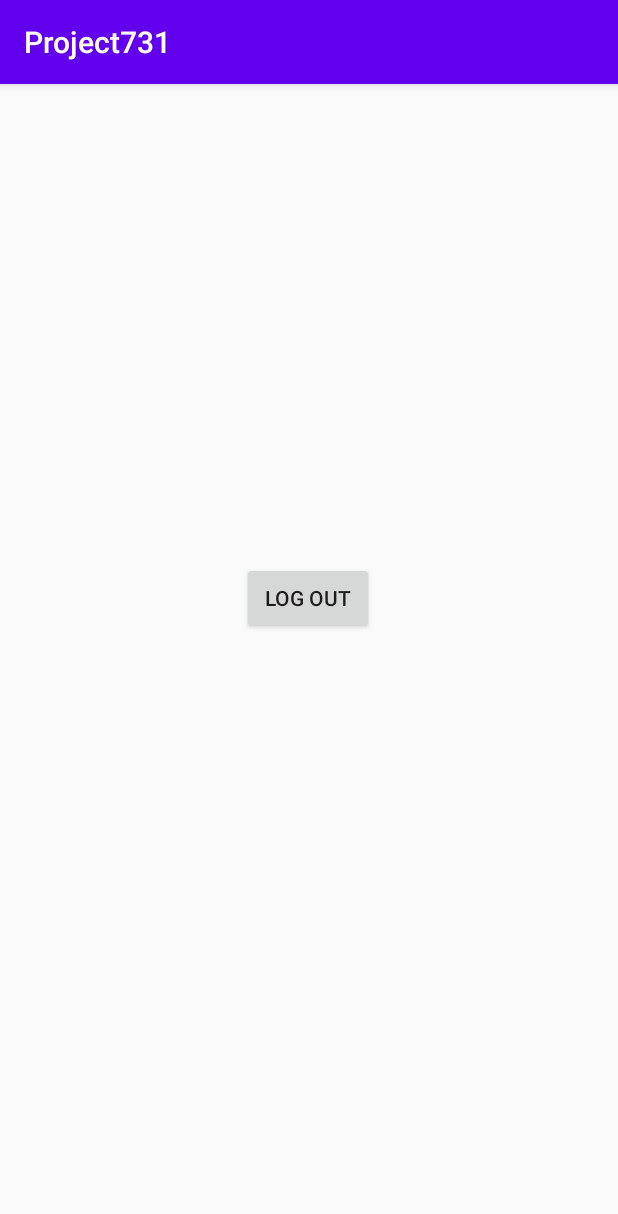
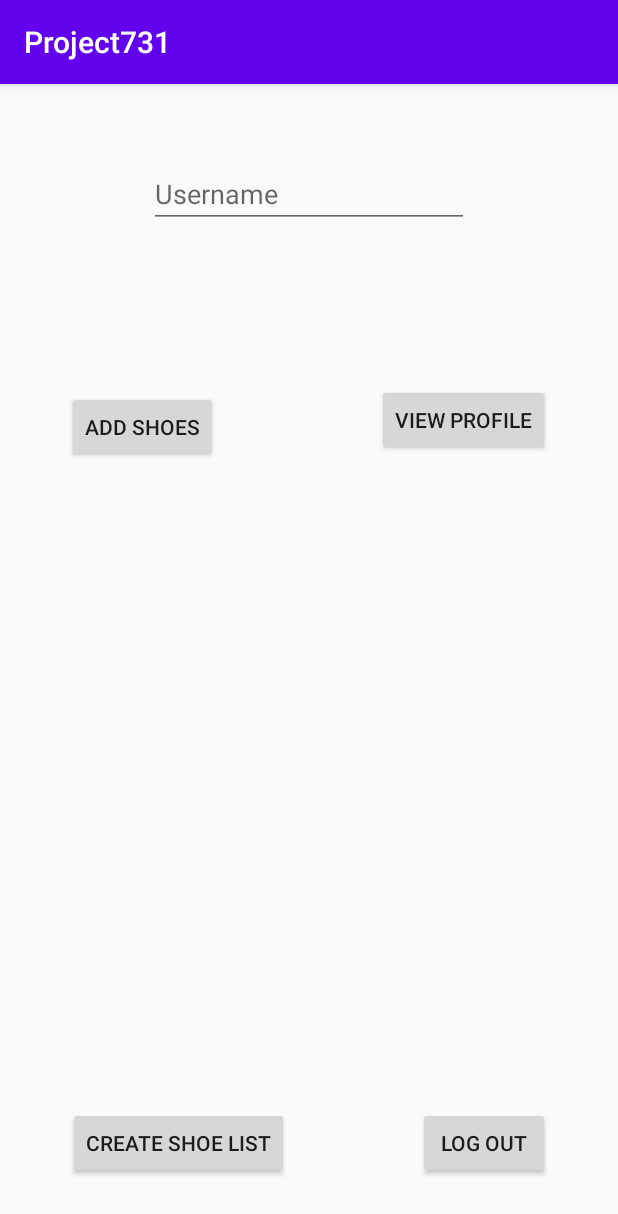
Before and after one commit to carlsondultra/CPS731Project, an Android app: the FirebaseMainActivity screen opened directly, with no data from a screen before it, on a phone screen of 412 x 824 dp. Shown: the top 1214 px of the screen. Run offline under Robolectric (Android 15) with nearby library versions, the light colour scheme and no system bars; our stand-ins replace Firebase (no records; nobody signed in at launch, a user with empty details on screens opened directly).

Commit message:
Added shoe list creation button and display list with profile being the email

```diff
--- a/app/src/main/java/com/example/project731/FirebaseLoginActivity.java
+++ b/app/src/main/java/com/example/project731/FirebaseLoginActivity.java
@@ -17,6 +17,7 @@ import com.google.firebase.auth.FirebaseAuth;
 
 public class FirebaseLoginActivity extends AppCompatActivity {
 
+    public static String user;
     private EditText email;
     private EditText password;
     private Button login;
@@ -41,6 +42,7 @@ public class FirebaseLoginActivity extends AppCompatActivity {
                 String txt_password = password.getText().toString();
                 try {
                     loginUser(txt_email, txt_password);
+                    user=txt_email;
                 }catch(Exception e){
                     Toast.makeText(FirebaseLoginActivity.this, "Please enter both email and password.", Toast.LENGTH_SHORT).show();
                 }
--- a/app/src/main/java/com/example/project731/FirebaseMainActivity.java
+++ b/app/src/main/java/com/example/project731/FirebaseMainActivity.java
@@ -5,14 +5,23 @@ import androidx.appcompat.app.AppCompatActivity;
 import android.content.Intent;
 import android.os.Bundle;
 import android.view.View;
+import android.widget.ArrayAdapter;
 import android.widget.Button;
+import android.widget.ListView;
+import android.widget.TextView;
 import android.widget.Toast;
 
 import com.google.firebase.auth.FirebaseAuth;
 
+import java.util.List;
+
 public class FirebaseMainActivity extends AppCompatActivity {
 
-    private Button logout;
+    private Button logout, createShoeList, viewShoeList, viewProfile;
+    ShoeDatabaseHelper sHelper;
+    ArrayAdapter shoe_listAdapt;
+    ListView shoe_list;
+    TextView select_user;
 
     @Override
     protected void onCreate(Bundle savedInstanceState) {
@@ -20,7 +29,14 @@ public class FirebaseMainActivity extends AppCompatActivity {
         setContentView(R.layout.activity_firebase_main);
 
         logout = findViewById(R.id.logout);
-
+        select_user =(TextView) findViewById(R.id.profile_name2);
+        shoe_list = findViewById(R.id.shoe_list);
+        createShoeList = findViewById(R.id.shoeListCreate);
+        viewShoeList = findViewById(R.id.add_list2);
+        viewProfile = findViewById(R.id.user_profile2);
+        select_user.setText(FirebaseLoginActivity.user);
+        select_user.setFocusable(false);
+        //button clicks
         logout.setOnClickListener(new View.OnClickListener() {
             @Override
             public void onClick(View view) {
@@ -29,5 +45,32 @@ public class FirebaseMainActivity extends AppCompatActivity {
                 startActivity(new Intent(FirebaseMainActivity.this, FirebaseLoginScreenActivity.class));
             }
         });
+        createShoeList.setOnClickListener(new View.OnClickListener() {
+            @Override
+            public void onClick(View v) {
+                ShoeProfileForLists shoe;
+                ShoeDatabaseHelper dbShoeHelper = new ShoeDatabaseHelper(FirebaseMainActivity.this);
+                boolean success2;
+                try{
+                    for(int i = 0; i <11; i++){
+                        shoe = new ShoeProfileForLists("Shoe "+i, i );
+                        success2 = dbShoeHelper.addOne(shoe);
+                    }
+                }catch(Exception e){
+                    Toast.makeText(FirebaseMainActivity.this, "Error creating new list", Toast.LENGTH_SHORT).show();
+                }
+            }
+        });
+        viewShoeList.setOnClickListener(new View.OnClickListener() {
+            @Override
+            public void onClick(View v) {
+                sHelper = new ShoeDatabaseHelper(FirebaseMainActivity.this);
+                List<ShoeProfileForLists> everyone = sHelper.getEveryone();
+
+                shoe_listAdapt = new ArrayAdapter<ShoeProfileForLists>(FirebaseMainActivity.this, android.R.layout.simple_list_item_1, everyone);
+                shoe_list.setAdapter(shoe_listAdapt);
+
+            }
+        });
     }
 }
--- a/app/src/main/java/com/example/project731/ShoeDatabaseHelper.java
+++ b/app/src/main/java/com/example/project731/ShoeDatabaseHelper.java
@@ -18,7 +18,7 @@ public class ShoeDatabaseHelper extends SQLiteOpenHelper {
     public static final String COLUMN_SHOENAME = "SHOENAME";
     public ShoeDatabaseHelper(@Nullable Context context) {
 
-        super(context,"shoebaseTest.db", null, 1);
+        super(context,"shoebaseTest1.db", null, 1);
     }
 
     @Override
--- a/app/src/main/res/layout/activity_firebase_main.xml
+++ b/app/src/main/res/layout/activity_firebase_main.xml
@@ -6,15 +6,81 @@
     android:layout_height="match_parent"
     tools:context=".FirebaseMainActivity">
 
+    <ListView
+        android:id="@+id/shoe_list"
+        android:layout_width="321dp"
+        android:layout_height="391dp"
+        android:layout_marginTop="8dp"
+        android:layout_marginBottom="116dp"
+        app:layout_constraintBottom_toBottomOf="parent"
+        app:layout_constraintEnd_toEndOf="parent"
+        app:layout_constraintStart_toStartOf="parent"
+        app:layout_constraintTop_toBottomOf="@+id/add_list"
+        app:layout_constraintVertical_bias="0.455" />
+
+    <Button
+        android:id="@+id/user_profile2"
+        android:layout_width="wrap_content"
+        android:layout_height="wrap_content"
+        android:layout_marginBottom="8dp"
+        android:text="View Profile"
+        app:layout_constraintBottom_toTopOf="@+id/shoe_list"
+        app:layout_constraintEnd_toEndOf="parent"
+        app:layout_constraintHorizontal_bias="0.701"
+        app:layout_constraintStart_toEndOf="@+id/add_list2"
+        app:layout_constraintTop_toTopOf="parent"
+        app:layout_constraintVertical_bias="0.977" />
+
+    <EditText
+        android:id="@+id/profile_name2"
+        android:layout_width="wrap_content"
+        android:layout_height="wrap_content"
+        android:ems="10"
+        android:hint="@string/UserName"
+        android:inputType="textPersonName"
+        android:text="@string/UserName"
+        app:layout_constraintBottom_toTopOf="@+id/add_list2"
+        app:layout_constraintEnd_toEndOf="parent"
+        app:layout_constraintStart_toStartOf="parent"
+        app:layout_constraintTop_toTopOf="parent"
+        app:layout_constraintVertical_bias="0.316" />
+
+    <Button
+        android:id="@+id/shoeListCreate"
+        android:layout_width="wrap_content"
+        android:layout_height="wrap_content"
+        android:layout_marginTop="30dp"
+        android:text="@string/shoeListCreate"
+        app:layout_constraintBottom_toBottomOf="parent"
+        app:layout_constraintEnd_toEndOf="parent"
+        app:layout_constraintHorizontal_bias="0.171"
+        app:layout_constraintStart_toStartOf="parent"
+        app:layout_constraintTop_toBottomOf="@+id/shoe_list"
+        app:layout_constraintVertical_bias="0.0" />
+
+    <Button
+        android:id="@+id/add_list2"
+        android:layout_width="wrap_content"
+        android:layout_height="wrap_content"
+        android:layout_marginBottom="8dp"
+        android:text="Add shoes"
+        app:layout_constraintBottom_toTopOf="@+id/shoe_list"
+        app:layout_constraintEnd_toEndOf="parent"
+        app:layout_constraintHorizontal_bias="0.144"
+        app:layout_constraintStart_toStartOf="parent"
+        app:layout_constraintTop_toBottomOf="@+id/profile_name" />
+
     <Button
         android:id="@+id/logout"
         android:layout_width="wrap_content"
         android:layout_height="wrap_content"
-        android:text="Log Out"
+        android:layout_marginTop="30dp"
+        android:text="@string/logout"
         app:layout_constraintBottom_toBottomOf="parent"
         app:layout_constraintEnd_toEndOf="parent"
-        app:layout_constraintHorizontal_bias="0.498"
+        app:layout_constraintHorizontal_bias="0.86"
         app:layout_constraintStart_toStartOf="parent"
-        app:layout_constraintTop_toTopOf="parent"
-        app:layout_constraintVertical_bias="0.443" />
+        app:layout_constraintTop_toBottomOf="@+id/shoe_list"
+        app:layout_constraintVertical_bias="0.0" />
+
 </androidx.constraintlayout.widget.ConstraintLayout>
--- a/app/src/main/res/values/strings.xml
+++ b/app/src/main/res/values/strings.xml
@@ -10,4 +10,6 @@
     <string name="password_confirm">Confirm password</string>
     <string name="password_type">Type password containing at least 6 characters</string>
     <string name="splash">Shoeters Shoot</string>
+    <string name="logout">Log out</string>
+    <string name="shoeListCreate">Create Shoe List</string>
 </resources>
```
